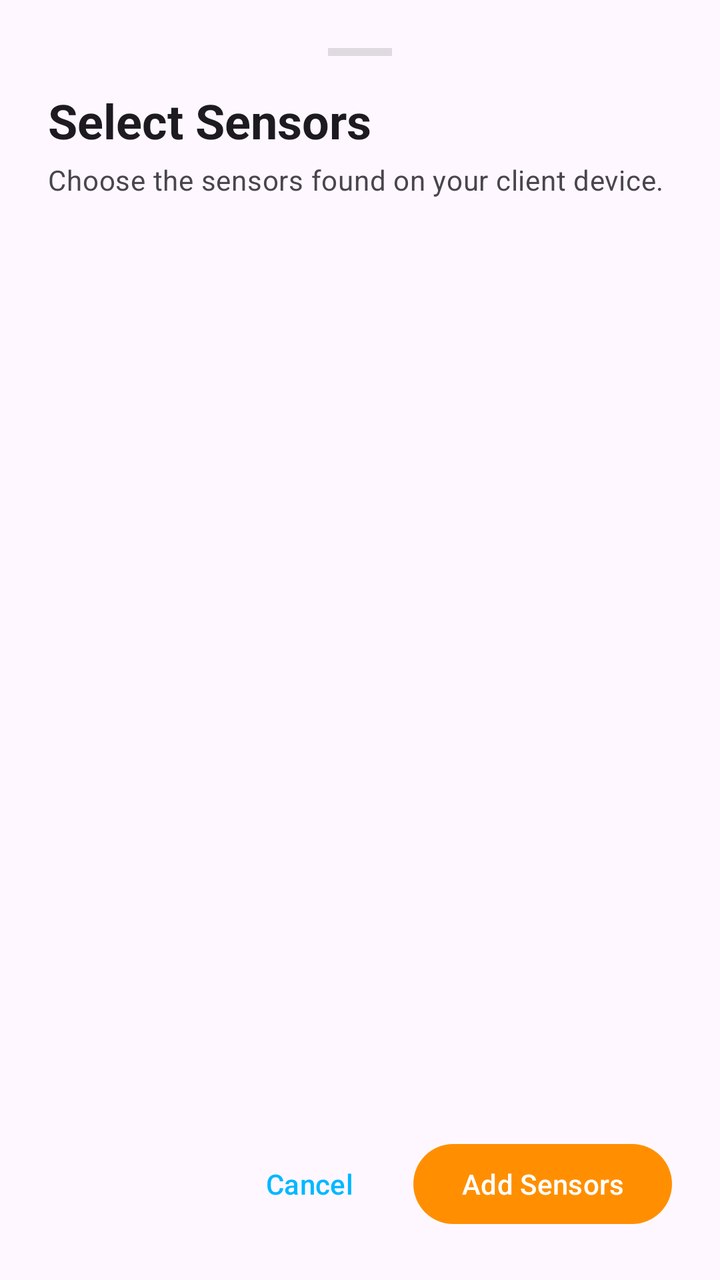
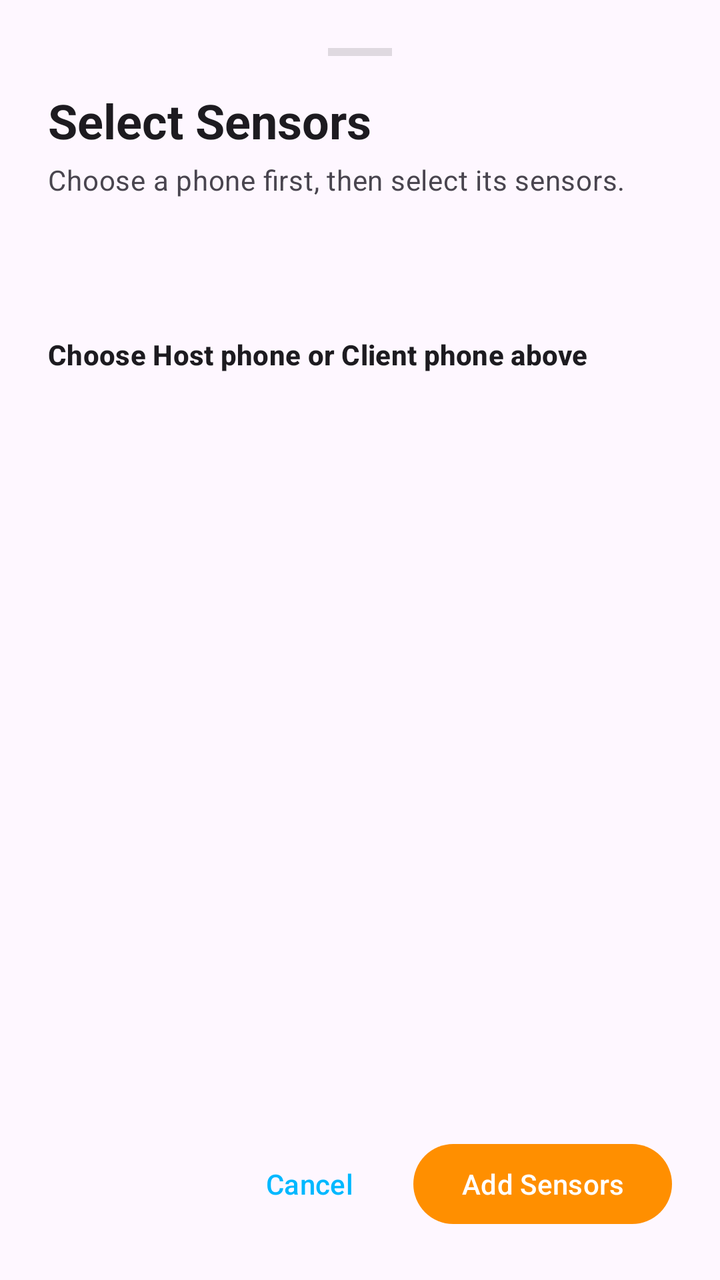

Before-and-after screenshots of an Android layout around one commit, followed by the original layout XML and the change that was made.
<!-- AndroidManifest.xml: application theme Theme.HostOSSI -->
<!-- res/layout/bottom_sheet_sensor_selection.xml -->
<?xml version="1.0" encoding="utf-8"?>
<LinearLayout xmlns:android="http://schemas.android.com/apk/res/android"
    xmlns:app="http://schemas.android.com/apk/res-auto"
    android:layout_width="match_parent"
    android:layout_height="wrap_content"
    android:orientation="vertical"
    android:padding="24dp">

    <View
        android:layout_width="32dp"
        android:layout_height="4dp"
        android:layout_gravity="center_horizontal"
        android:layout_marginBottom="16dp"
        android:background="?android:attr/dividerVertical" />

    <TextView
        android:layout_width="wrap_content"
        android:layout_height="wrap_content"
        android:text="@string/select_sensors_title"
        android:textAppearance="?attr/textAppearanceHeadlineSmall"
        android:textStyle="bold" />

    <TextView
        android:layout_width="wrap_content"
        android:layout_height="wrap_content"
        android:layout_marginTop="4dp"
        android:text="@string/select_sensors_description"
        android:textAppearance="?attr/textAppearanceBodyMedium"
        android:textColor="?android:attr/textColorSecondary" />

    <androidx.core.widget.NestedScrollView
        android:layout_width="match_parent"
        android:layout_height="0dp"
        android:layout_marginTop="24dp"
        android:layout_weight="1"
        android:clipToPadding="false"
        android:paddingBottom="16dp">

        <com.google.android.material.chip.ChipGroup
            android:id="@+id/sensorChipGroup"
            android:layout_width="match_parent"
            android:layout_height="wrap_content"
            app:chipSpacingVertical="8dp" />

    </androidx.core.widget.NestedScrollView>

    <LinearLayout
        android:layout_width="match_parent"
        android:layout_height="wrap_content"
        android:layout_marginTop="32dp"
        android:gravity="end"
        android:orientation="horizontal">

        <com.google.android.material.button.MaterialButton
            android:id="@+id/btnCancel"
            style="@style/Widget.Material3.Button.TextButton"
            android:layout_width="wrap_content"
            android:layout_height="wrap_content"
            android:text="@string/cancel" />

        <com.google.android.material.button.MaterialButton
            android:id="@+id/btnAddSensors"
            android:layout_width="wrap_content"
            android:layout_height="wrap_content"
            android:layout_marginStart="8dp"
            android:text="@string/add_sensors"
            app:backgroundTint="@color/accent_color" />

    </LinearLayout>

</LinearLayout>
<!-- resources referenced by this layout -->
<resources>
  <color name="accent_color">#FF8F00</color>
  <string name="add_sensors">Add Sensors</string>
  <string name="cancel">Cancel</string>
  <string name="select_sensors_description">Choose the sensors found on your client device.</string>
  <string name="select_sensors_title">Select Sensors</string>
  <style name="Theme.HostOSSI" parent="Base.Theme.HostOSSI" />
  <style name="Base.Theme.HostOSSI" parent="Theme.Material3.DayNight.NoActionBar">
          
          
          <item name="colorSecondary">@color/accent_color</item>
          <item name="colorPrimary">@color/primary_color</item>
          <item name="colorTertiary">@color/label_color</item>"
  
  
      </style>
  <color name="primary_color">#00b8ff</color>
  <color name="label_color">#6A1B9A</color>
</resources>

<!-- the commit's change to res/layout/bottom_sheet_sensor_selection.xml (unified diff, before → after) -->
@@ -28,6 +28,24 @@
         android:textAppearance="?attr/textAppearanceBodyMedium"
         android:textColor="?android:attr/textColorSecondary" />
 
+    <TextView
+        android:id="@+id/sourceLegend"
+        android:layout_width="wrap_content"
+        android:layout_height="wrap_content"
+        android:layout_marginTop="20dp"
+        android:textAppearance="?attr/textAppearanceLabelMedium"
+        android:textStyle="bold" />
+
+    <com.google.android.material.chip.ChipGroup
+        android:id="@+id/sourceDeviceChipGroup"
+        android:layout_width="match_parent"
+        android:layout_height="wrap_content"
+        android:layout_marginTop="8dp"
+        app:chipSpacingHorizontal="8dp"
+        app:chipSpacingVertical="8dp"
+        app:selectionRequired="true"
+        app:singleSelection="true" />
+
     <androidx.core.widget.NestedScrollView
         android:layout_width="match_parent"
         android:layout_height="0dp"
@@ -36,11 +54,37 @@
         android:clipToPadding="false"
         android:paddingBottom="16dp">
 
-        <com.google.android.material.chip.ChipGroup
-            android:id="@+id/sensorChipGroup"
+        <LinearLayout
             android:layout_width="match_parent"
             android:layout_height="wrap_content"
-            app:chipSpacingVertical="8dp" />
+            android:orientation="vertical">
+
+            <TextView
+                android:id="@+id/sensorListTitle"
+                android:layout_width="wrap_content"
+                android:layout_height="wrap_content"
+                android:text="@string/choose_sensor_device_prompt"
+                android:textAppearance="?attr/textAppearanceTitleSmall"
+                android:textStyle="bold" />
+
+            <TextView
+                android:id="@+id/sensorEmptyText"
+                android:layout_width="wrap_content"
+                android:layout_height="wrap_content"
+                android:layout_marginTop="10dp"
+                android:text="@string/no_sensors_on_device"
+                android:textAppearance="?attr/textAppearanceBodyMedium"
+                android:textColor="?android:attr/textColorSecondary"
+                android:visibility="gone" />
+
+            <com.google.android.material.chip.ChipGroup
+                android:id="@+id/sensorChipGroup"
+                android:layout_width="match_parent"
+                android:layout_height="wrap_content"
+                android:layout_marginTop="8dp"
+                app:chipSpacingVertical="8dp" />
+
+        </LinearLayout>
 
     </androidx.core.widget.NestedScrollView>
 
<!-- resource entries referenced after the edit -->
@@ -3,7 +3,9 @@
   <color name="accent_color">#FF8F00</color>
   <string name="add_sensors">Add Sensors</string>
   <string name="cancel">Cancel</string>
-  <string name="select_sensors_description">Choose the sensors found on your client device.</string>
+  <string name="choose_sensor_device_prompt">Choose Host phone or Client phone above</string>
+  <string name="no_sensors_on_device">No sensors are available on this device.</string>
+  <string name="select_sensors_description">Choose a phone first, then select its sensors.</string>
   <string name="select_sensors_title">Select Sensors</string>
   <style name="Theme.HostOSSI" parent="Base.Theme.HostOSSI" />
   <style name="Base.Theme.HostOSSI" parent="Theme.Material3.DayNight.NoActionBar">
